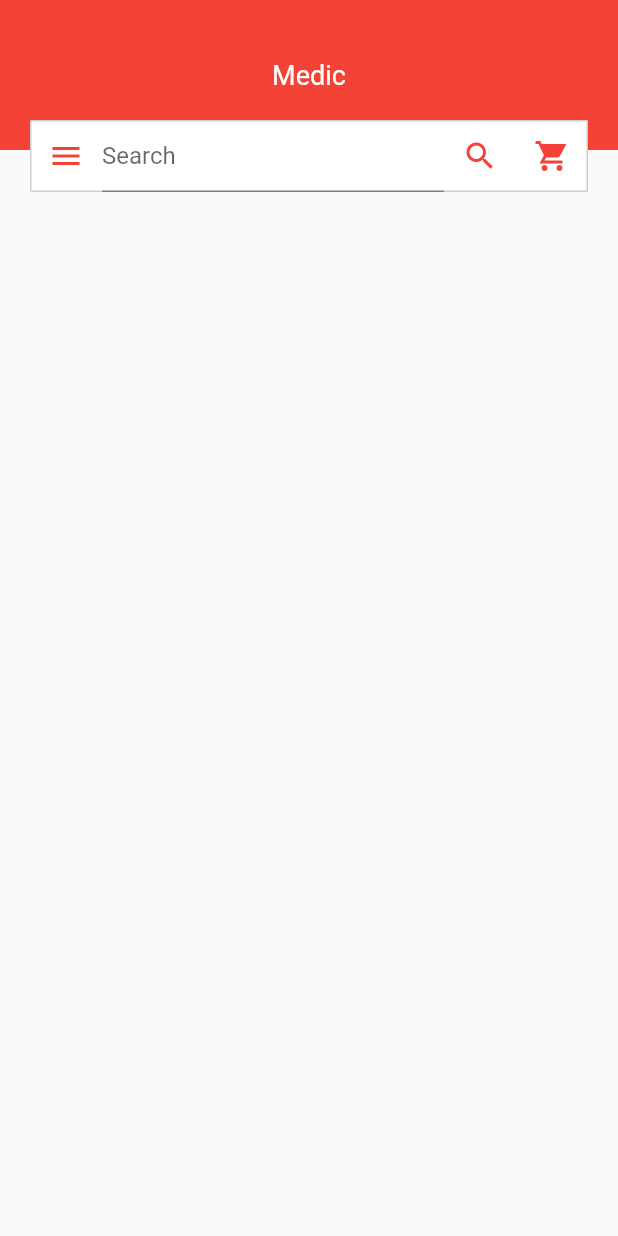
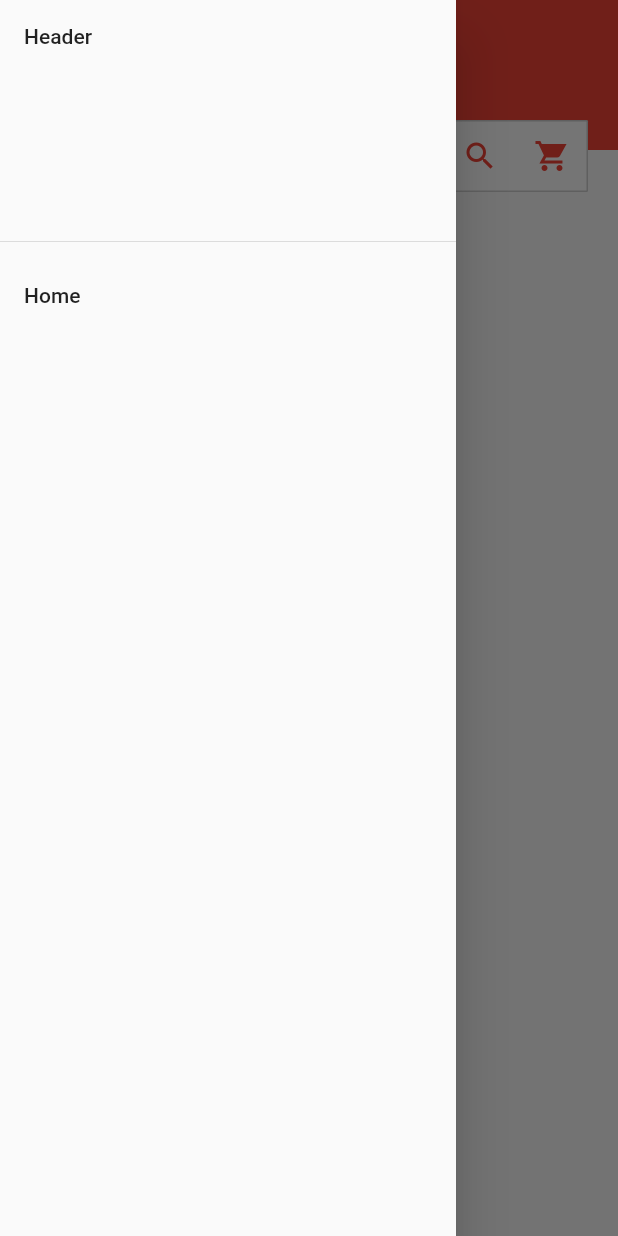
Before and after one commit to waleedaahmedd/medic_flutter, a Flutter app: the screen it shows after launch, after a tap on the "menu" icon, on a phone screen of 412 x 824 dp. Run offline on Flutter 3.47's test engine with Material 2 defaults, Android fonts, the phone set to English and light mode, and no system bars; our stand-ins replace dio, fluttertoast, get_it, modal_progress_hud, page_transition, retrofit and 1 more; generated files the repository leaves out were written again.

Commit message:
DRAWER ON

```diff
--- a/lib/Home.dart
+++ b/lib/Home.dart
@@ -1,5 +1,6 @@
 import 'package:flutter/cupertino.dart';
 import 'package:flutter/material.dart';
+import 'package:medic_flutter_app/Widgets/myDrawer.dart';
 
 class CustomBarWidget extends StatelessWidget {
   GlobalKey<ScaffoldState> _scaffoldKey = GlobalKey();
@@ -8,6 +9,7 @@ class CustomBarWidget extends StatelessWidget {
   Widget build(BuildContext context) {
     return Scaffold(
       key: _scaffoldKey,
+      drawer: MyDrawer(),
       body: Container(
         height: 160.0,
         child: Stack(
@@ -43,7 +45,7 @@ class CustomBarWidget extends StatelessWidget {
                           color: Colors.red,
                         ),
                         onPressed: () {
-                          print("your menu action here");
+                         // print("your menu action here");
                           _scaffoldKey.currentState.openDrawer();
                         },
                       ),
--- /dev/null
+++ b/lib/Widgets/myDrawer.dart
@@ -0,0 +1,21 @@
+import 'package:flutter/cupertino.dart';
+import 'package:flutter/material.dart';
+
+class MyDrawer extends StatelessWidget {
+  @override
+  Widget build(BuildContext context) {
+    return Drawer(
+      child: ListView(
+        padding: EdgeInsets.zero,
+        children: [
+          DrawerHeader(
+            child: Text("Header"),
+          ),
+          ListTile(
+            title: Text("Home"),
+          )
+        ],
+      ),
+    );
+  }
+}
```
Also changed, not shown: lib/Drawer.dart (deleted, +0 -23 lines).
